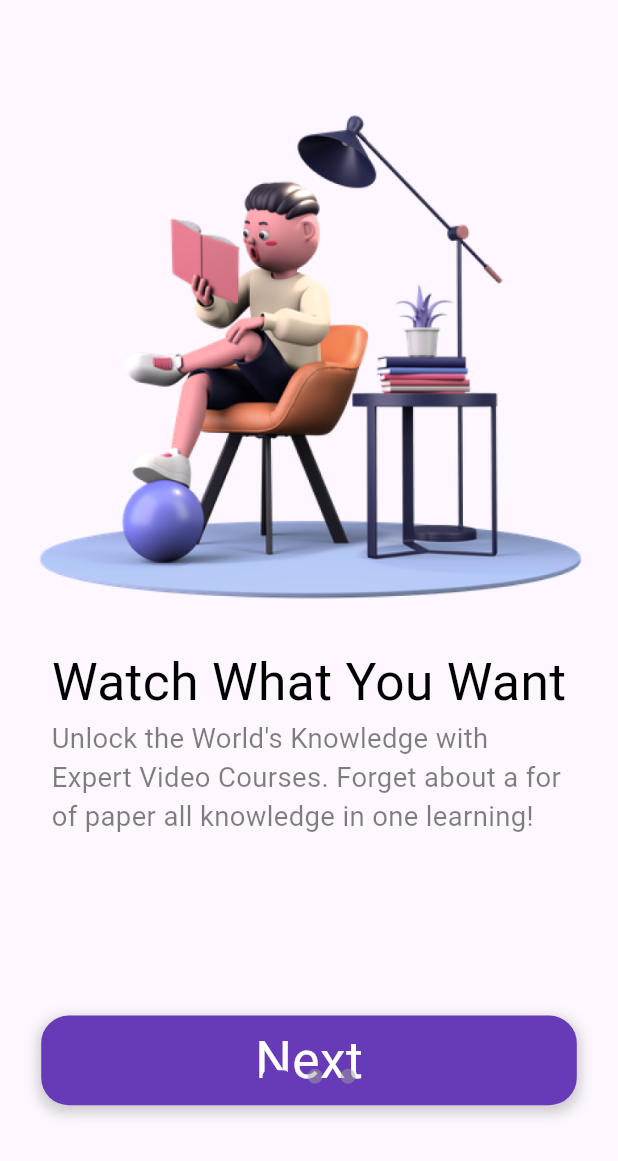
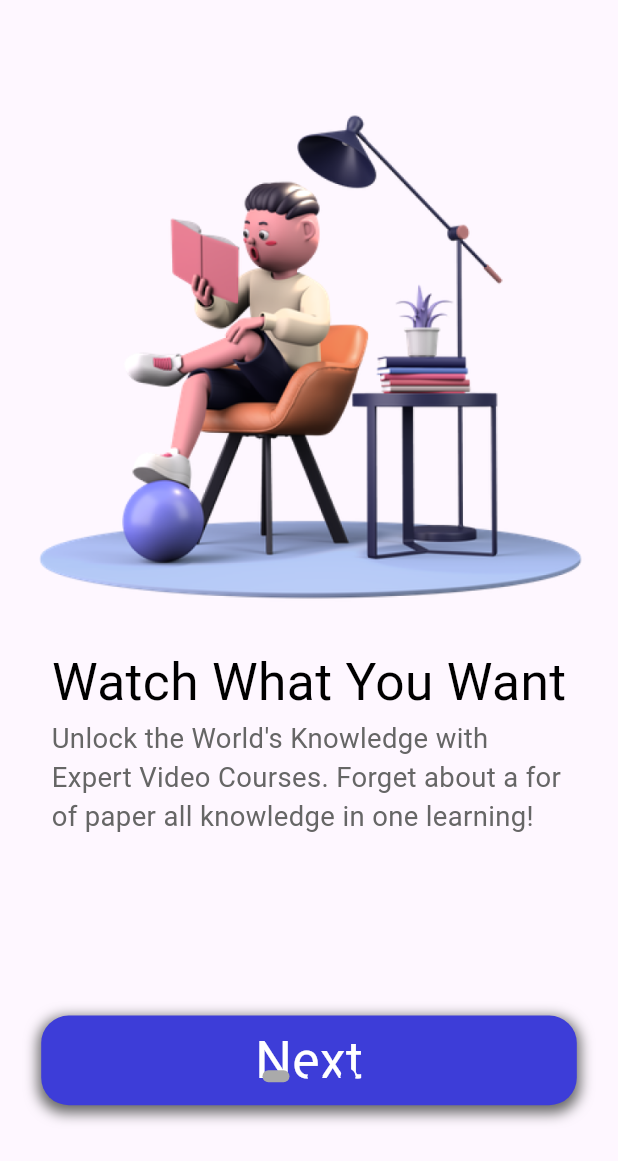
Before and after one commit to ADILAYOUB/MY-Teacher-Course, a Flutter app: the screen it shows after launch, on a phone screen of 412 x 824 dp. Shown: the top 1161 px of the screen. Run offline on Flutter 3.47's test engine with Material 2 defaults, Android fonts, the phone set to English and light mode, and no system bars; drawn by our look-alikes of dots_indicator; our stand-ins replace cloud_firestore, flutter_bloc, flutter_screenutil; accounts and stored records are empty.

Commit message:
changed the color of welcome according to appcolor

```diff
--- a/lib/pages/welcome/welcome.dart
+++ b/lib/pages/welcome/welcome.dart
@@ -2,6 +2,7 @@ import 'package:dots_indicator/dots_indicator.dart';
 import 'package:flutter/material.dart';
 import 'package:flutter_bloc/flutter_bloc.dart';
 import 'package:flutter_screenutil/flutter_screenutil.dart';
+import 'package:myteacher/common/values/colors.dart';
 import 'package:myteacher/pages/welcome/bloc/welcome_states.dart';
 import 'package:myteacher/pages/welcome/bloc/welcone_blocs.dart';
 
@@ -69,9 +70,9 @@ class _WelcomeState extends State<Welcome> {
                         position: state.index,
                         dotsCount: 3,
                         decorator: DotsDecorator(
-                            activeColor: Colors.deepPurple,
+                            activeColor: AppColors.primaryThreeElementText,
                             activeSize: const Size(18.0, 8.0),
-                            color: Colors.grey.withOpacity(0.5),
+                            color: AppColors.primaryElement,
                             size: const Size.square(10.0),
                             activeShape: RoundedRectangleBorder(
                               borderRadius: BorderRadius.circular(5.0),
@@ -104,7 +105,7 @@ class _WelcomeState extends State<Welcome> {
           title,
           style: TextStyle(
               fontSize: 30.sp,
-              color: Colors.black,
+              color: AppColors.primaryText,
               fontWeight: FontWeight.normal),
         ),
         Container(
@@ -113,7 +114,7 @@ class _WelcomeState extends State<Welcome> {
             subtitle,
             style: TextStyle(
                 fontSize: 16.sp,
-                color: Colors.black.withOpacity(0.5),
+                color: AppColors.primarySecondaryElementText,
                 fontWeight: FontWeight.normal),
           ),
         ),
@@ -126,10 +127,6 @@ class _WelcomeState extends State<Welcome> {
                 curve: Curves.ease,
               );
             } else {
-              // Navigator.push(
-              //   context,
-              //   MaterialPageRoute(builder: (context) => const MyHomePage()),
-              // );
               Navigator.of(context)
                   .pushNamedAndRemoveUntil('/signin', (route) => false);
             }
@@ -139,14 +136,14 @@ class _WelcomeState extends State<Welcome> {
             width: 325.w,
             height: 50.h,
             decoration: BoxDecoration(
-                color: Colors.deepPurple,
+                color: AppColors.primaryElement,
                 borderRadius: BorderRadius.all(Radius.circular(16.w)),
-                boxShadow: [
+                boxShadow: const [
                   BoxShadow(
-                    color: Colors.grey.withOpacity(0.5),
+                    color: AppColors.primarySecondaryElementText,
                     spreadRadius: 2,
                     blurRadius: 7,
-                    offset: const Offset(0, 3),
+                    offset: Offset(0, 3),
                   ),
                 ]),
             child: Center(
```
